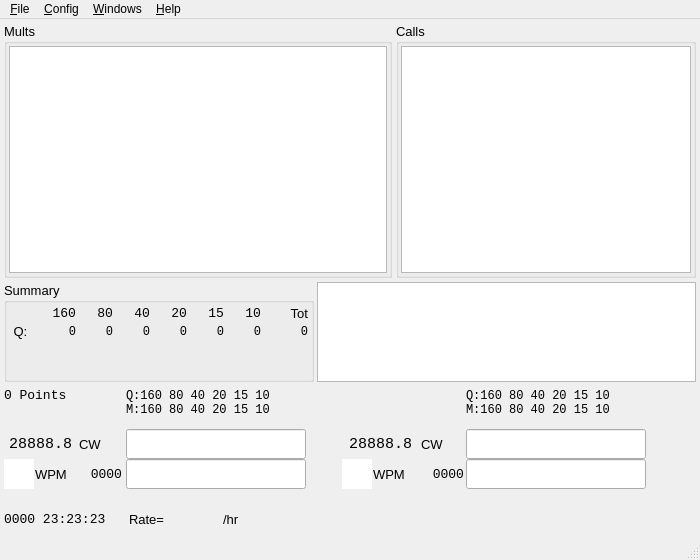
Before: the Qt Designer form so2sdr/so2sdr.ui in n4ogw/so2sdr, drawn with Qt 5.
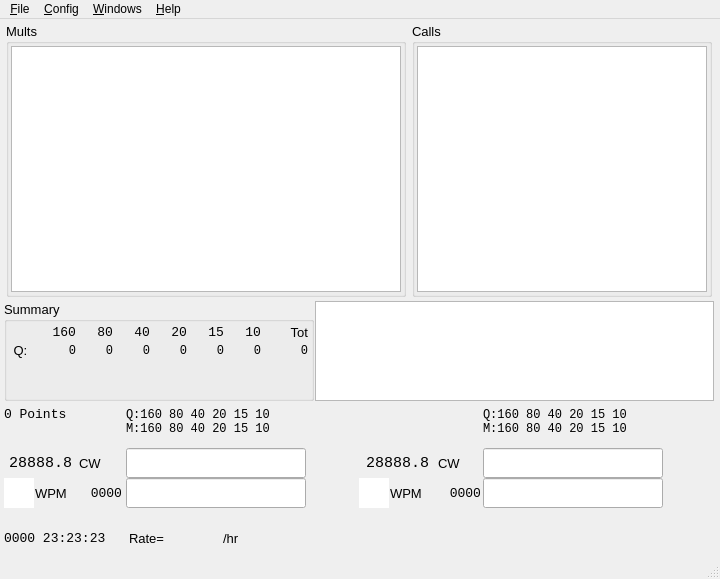
After: the same form once the commit is applied. Custom widgets are drawn as their Qt base class.

```diff
--- a/so2sdr/so2sdr.ui
+++ b/so2sdr/so2sdr.ui
@@ -6,8 +6,8 @@
    <rect>
     <x>0</x>
     <y>0</y>
-    <width>700</width>
-    <height>560</height>
+    <width>720</width>
+    <height>579</height>
    </rect>
   </property>
   <property name="sizePolicy">
@@ -18,13 +18,13 @@
   </property>
   <property name="minimumSize">
    <size>
-    <width>700</width>
+    <width>720</width>
     <height>450</height>
    </size>
   </property>
   <property name="maximumSize">
    <size>
-    <width>700</width>
+    <width>720</width>
     <height>1024</height>
    </size>
   </property>
@@ -1063,23 +1063,7 @@
          </widget>
         </item>
         <item>
-         <spacer name="horizontalSpacer_9">
-          <property name="orientation">
-           <enum>Qt::Horizontal</enum>
-          </property>
-          <property name="sizeType">
-           <enum>QSizePolicy::Fixed</enum>
-          </property>
-          <property name="sizeHint" stdset="0">
-           <size>
-            <width>2</width>
-            <height>20</height>
-           </size>
-          </property>
-         </spacer>
-        </item>
-        <item>
-         <widget class="QTableView" name="LogTableView">
+         <widget class="MyTableView" name="LogTableView">
           <property name="sizePolicy">
            <sizepolicy hsizetype="MinimumExpanding" vsizetype="Fixed">
             <horstretch>0</horstretch>
@@ -1089,12 +1073,12 @@
           <property name="minimumSize">
            <size>
             <width>335</width>
-            <height>100</height>
+            <height>80</height>
            </size>
           </property>
           <property name="maximumSize">
            <size>
-            <width>400</width>
+            <width>420</width>
             <height>100</height>
            </size>
           </property>
@@ -1112,6 +1096,22 @@
           </property>
          </widget>
         </item>
+        <item>
+         <spacer name="horizontalSpacer_9">
+          <property name="orientation">
+           <enum>Qt::Horizontal</enum>
+          </property>
+          <property name="sizeType">
+           <enum>QSizePolicy::Fixed</enum>
+          </property>
+          <property name="sizeHint" stdset="0">
+           <size>
+            <width>2</width>
+            <height>20</height>
+           </size>
+          </property>
+         </spacer>
+        </item>
        </layout>
       </item>
       <item>
@@ -2205,7 +2205,7 @@
     <rect>
      <x>0</x>
      <y>0</y>
-     <width>700</width>
+     <width>720</width>
      <height>22</height>
     </rect>
    </property>
@@ -2371,6 +2371,13 @@
    </property>
   </action>
  </widget>
+ <customwidgets>
+  <customwidget>
+   <class>MyTableView</class>
+   <extends>QTableView</extends>
+   <header location="global">mytableview.h</header>
+  </customwidget>
+ </customwidgets>
  <resources/>
  <connections/>
 </ui>
```
